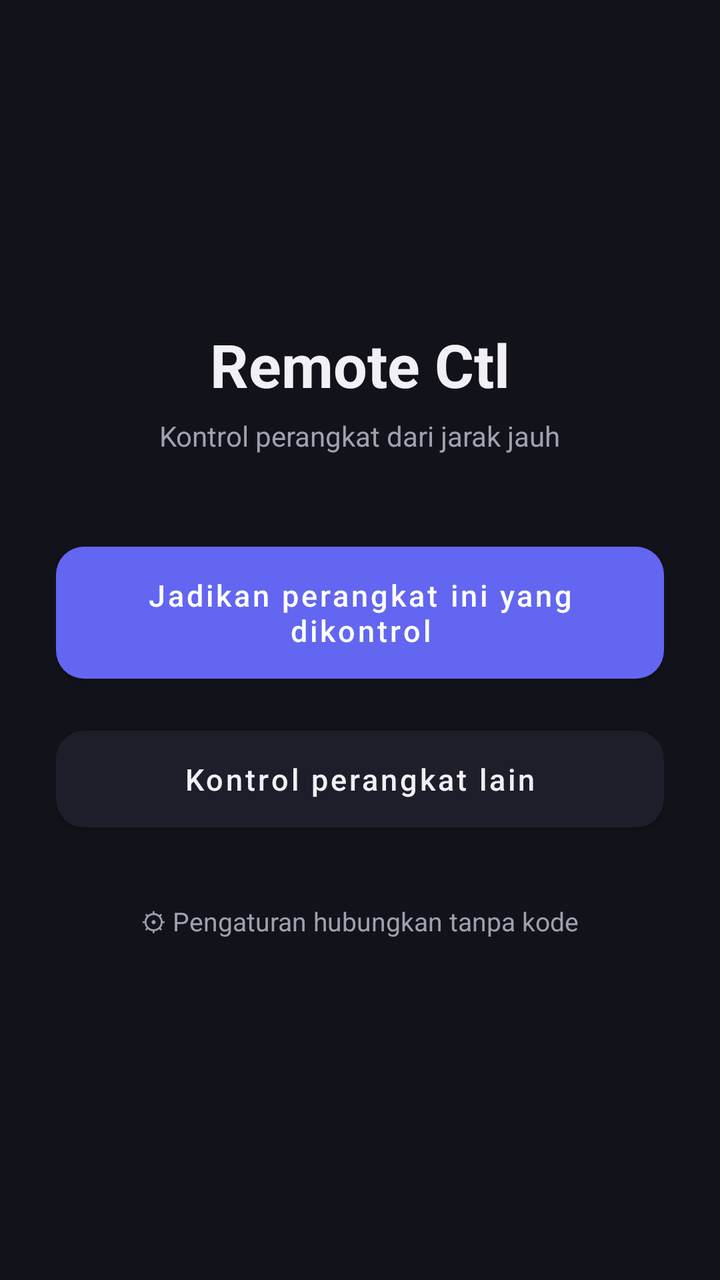
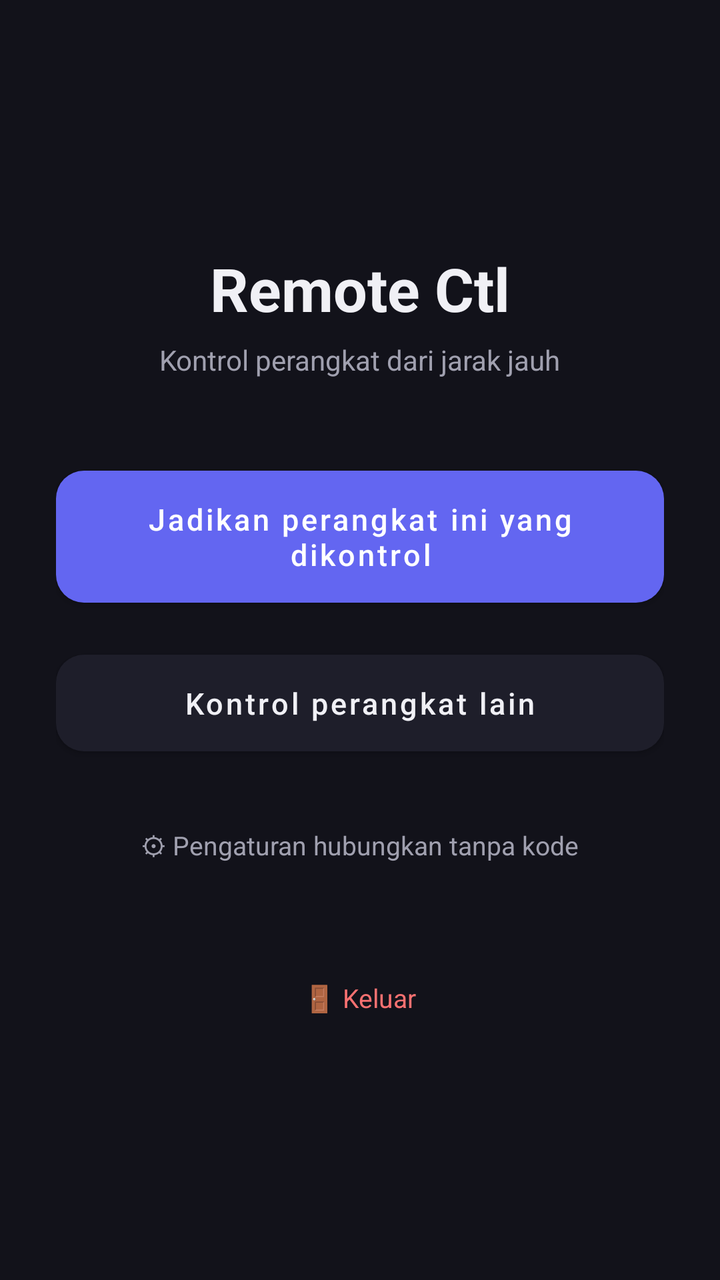

The first picture is an Android layout as it rendered before a commit; the second is the same layout after the commit. The layout source and the unified diff follow.
<!-- AndroidManifest.xml: application theme Theme.RemoteCtl -->
<!-- res/layout/activity_main.xml -->
<?xml version="1.0" encoding="utf-8"?>
<LinearLayout xmlns:android="http://schemas.android.com/apk/res/android"
    android:layout_width="match_parent"
    android:layout_height="match_parent"
    android:background="@color/bg"
    android:orientation="vertical"
    android:gravity="center"
    android:padding="28dp">

    <TextView
        android:layout_width="wrap_content"
        android:layout_height="wrap_content"
        android:text="@string/app_name"
        android:textColor="@color/text_primary"
        android:textSize="30sp"
        android:textStyle="bold" />

    <TextView
        android:layout_width="wrap_content"
        android:layout_height="wrap_content"
        android:layout_marginTop="6dp"
        android:layout_marginBottom="40dp"
        android:text="Kontrol perangkat dari jarak jauh"
        android:textColor="@color/text_secondary"
        android:textSize="14sp" />

    <com.google.android.material.button.MaterialButton
        android:id="@+id/btnHost"
        style="@style/RoundedButton"
        android:layout_width="match_parent"
        android:layout_height="wrap_content"
        android:text="Jadikan perangkat ini yang dikontrol" />

    <com.google.android.material.button.MaterialButton
        android:id="@+id/btnControl"
        style="@style/RoundedButton.Secondary"
        android:layout_width="match_parent"
        android:layout_height="wrap_content"
        android:layout_marginTop="14dp"
        android:text="Kontrol perangkat lain" />

    <TextView
        android:id="@+id/txtSettings"
        android:layout_width="wrap_content"
        android:layout_height="wrap_content"
        android:layout_marginTop="24dp"
        android:padding="8dp"
        android:text="⚙ Pengaturan hubungkan tanpa kode"
        android:textColor="@color/text_secondary"
        android:textSize="13sp" />

</LinearLayout>
<!-- resources referenced by this layout -->
<resources>
  <color name="bg">#12121A</color>
  <color name="text_primary">#F0F0F5</color>
  <color name="text_secondary">#A0A0AF</color>
  <string name="app_name">Remote Ctl</string>
  <style name="RoundedButton" parent="Widget.MaterialComponents.Button">
          <item name="cornerRadius">14dp</item>
          <item name="android:textAllCaps">false</item>
          <item name="android:textSize">15sp</item>
          <item name="android:paddingTop">14dp</item>
          <item name="android:paddingBottom">14dp</item>
          <item name="backgroundTint">@color/primary</item>
      </style>
  <style name="RoundedButton.Secondary">
          <item name="backgroundTint">@color/surface</item>
          <item name="android:textColor">@color/text_primary</item>
      </style>
  <style name="Theme.RemoteCtl" parent="Theme.MaterialComponents.DayNight.NoActionBar">
          <item name="colorPrimary">@color/primary</item>
          <item name="colorPrimaryDark">@color/primary_dark</item>
          <item name="colorAccent">@color/primary</item>
          <item name="android:windowBackground">@color/bg</item>
          <item name="android:textColorPrimary">@color/text_primary</item>
          <item name="android:textColorSecondary">@color/text_secondary</item>
      </style>
  <color name="primary">#6366F1</color>
  <color name="surface">#1E1E2A</color>
  <color name="primary_dark">#4F52DD</color>
</resources>

<!-- the commit's change to res/layout/activity_main.xml (unified diff, before → after) -->
@@ -49,4 +49,23 @@
         android:textColor="@color/text_secondary"
         android:textSize="13sp" />
 
+    <TextView
+        android:id="@+id/txtAccount"
+        android:layout_width="wrap_content"
+        android:layout_height="wrap_content"
+        android:layout_marginTop="10dp"
+        android:padding="8dp"
+        android:text=""
+        android:textColor="@color/text_secondary"
+        android:textSize="12sp" />
+
+    <TextView
+        android:id="@+id/txtLogout"
+        android:layout_width="wrap_content"
+        android:layout_height="wrap_content"
+        android:padding="8dp"
+        android:text="🚪 Keluar"
+        android:textColor="@color/danger"
+        android:textSize="13sp" />
+
 </LinearLayout>
<!-- resource entries referenced after the edit -->
@@ -1,6 +1,7 @@
 <!-- resources referenced by this layout -->
 <resources>
   <color name="bg">#12121A</color>
+  <color name="danger">#F87171</color>
   <color name="text_primary">#F0F0F5</color>
   <color name="text_secondary">#A0A0AF</color>
   <string name="app_name">Remote Ctl</string>
